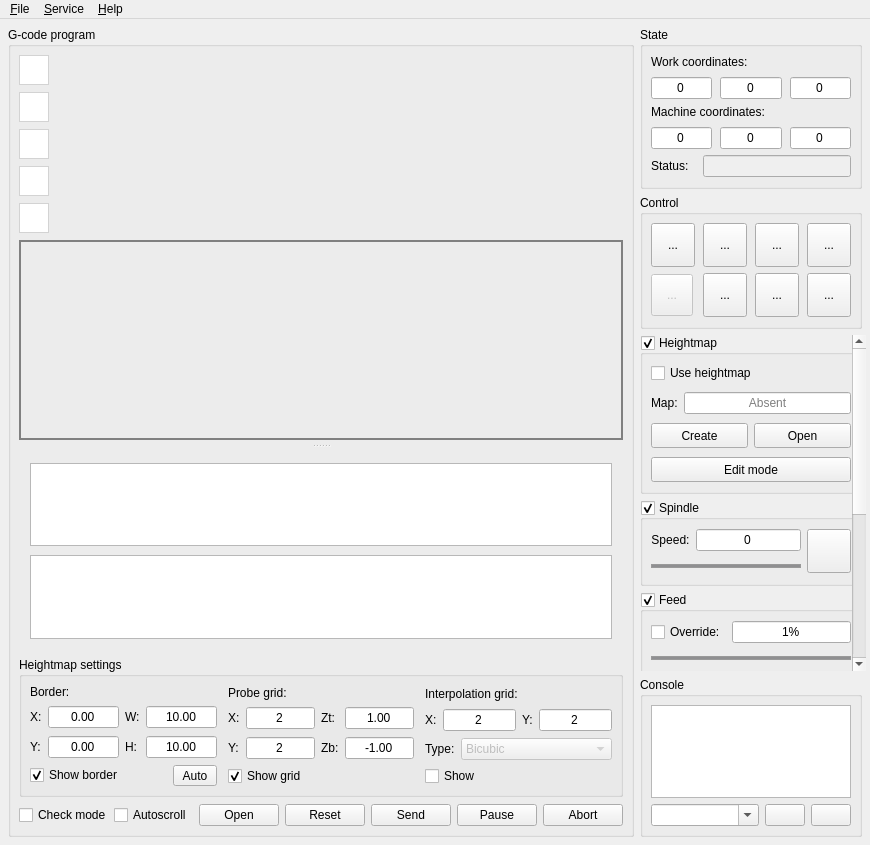
Old version of the form frmmain.ui in the repository Denvi/Candle.
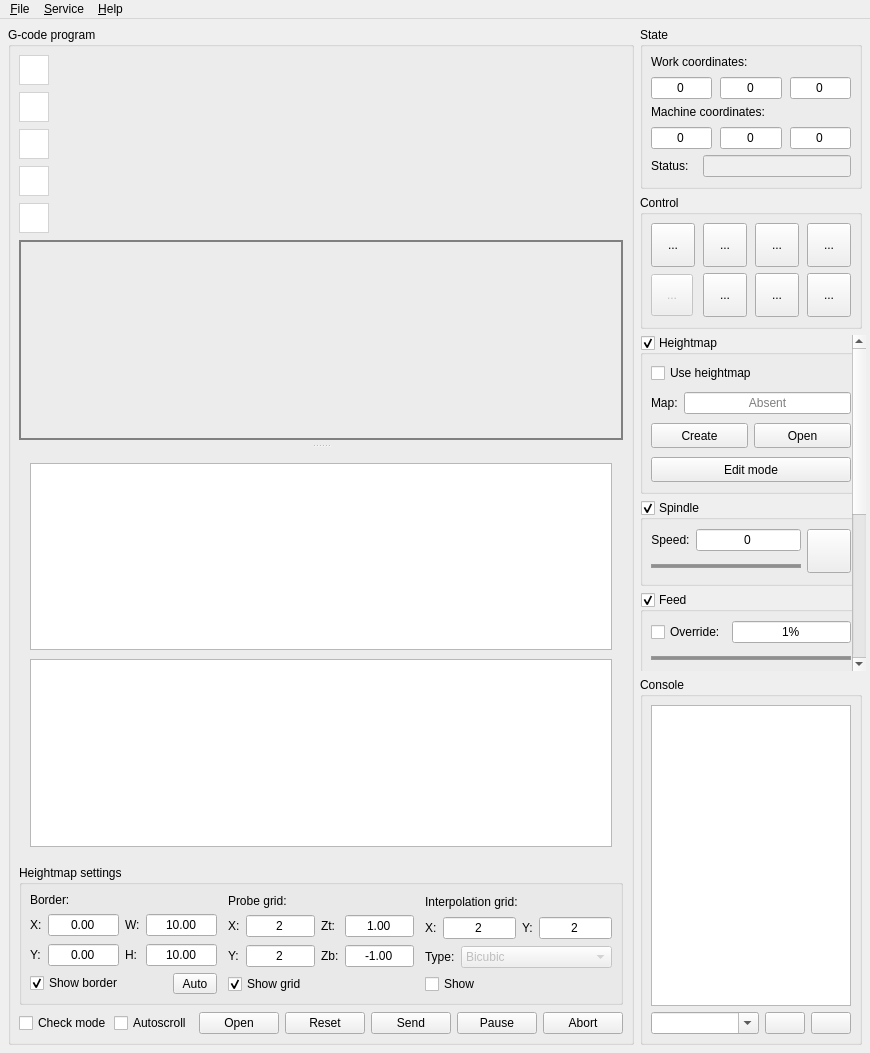
New version of the form. Icons and pictures are not drawn. Custom widgets are drawn as their Qt base class.

Commit message:
Feed override doesn't work with heightmap probing now.
Extremes updates properly on exit from heightmap mode with unchecked
"Use heightmap".

```diff
--- a/frmmain.ui
+++ b/frmmain.ui
@@ -7,7 +7,7 @@
     <x>0</x>
     <y>0</y>
     <width>870</width>
-    <height>845</height>
+    <height>1053</height>
    </rect>
   </property>
   <property name="acceptDrops">
```
Left out of the diff: 2 changed lines with no effect on the pictures. The commit also changes 2 other files.
